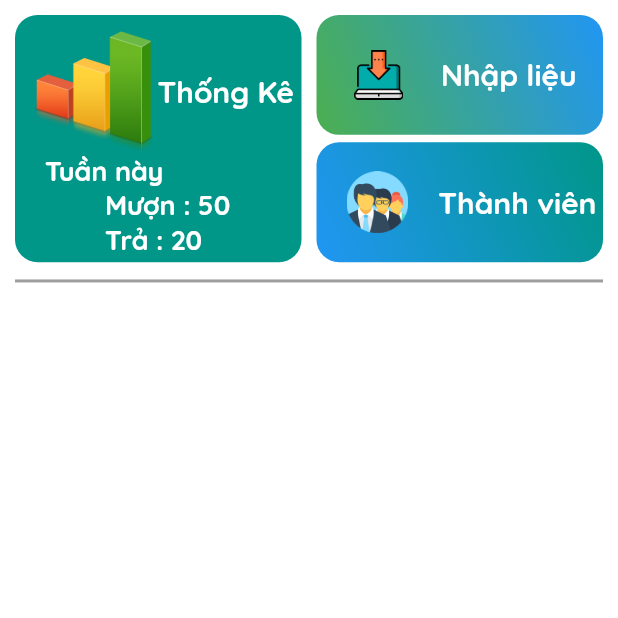
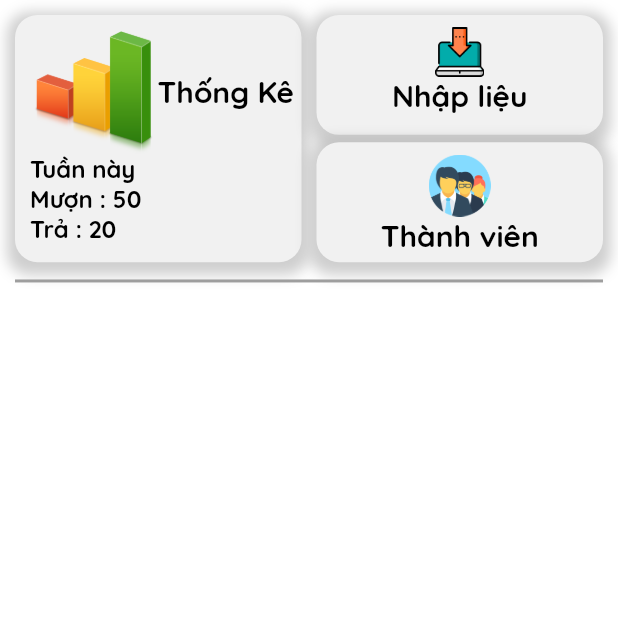
Before and after one commit to haongo00/AppTV, a Flutter app: the Library screen opened directly, on a phone screen of 412 x 824 dp, the top half of it. Run offline on Flutter 3.47's test engine with Material 2 defaults, Android fonts, the phone set to English and light mode, and no system bars; our stand-ins replace bloc, dio, equatable, flutter_bloc, flutter_form_builder, flutter_modular and 2 more; missing offline and left inert: multi_image_picker; accounts and stored records are empty; generated files the repository leaves out were written again; network calls fail; statements that could not run were skipped.

```diff
--- a/lib/app/components/date/date.component.dart
+++ b/lib/app/components/date/date.component.dart
@@ -1,8 +1,5 @@
 import 'package:flutter/material.dart';
 
 String dateFormat(String date) {
-  return (date == "") ? "" : "${DateTime.parse(date).day} - ${DateTime.parse
-    (date)
-      .month}"
-      " - ${DateTime.parse(date).year}";
+  return (date == "") ? "" : "${DateTime.parse(date).day} - ${DateTime.parse(date).month} - ${DateTime.parse(date).year}";
 }
--- a/lib/app/home/customer/customer.view.dart
+++ b/lib/app/home/customer/customer.view.dart
@@ -70,10 +70,8 @@ class _CustomerState extends State<Customer> {
                   children: [
                     _info(_userInfo?.role?.name ?? "", Icon(Icons.workspaces_filled, color: Colors.redAccent, size: 30)),
                     _info(_userInfo?.department?.name ?? "", Icon(Icons.work_outlined, color: Colors.teal, size: 30)),
-                    _info(_userInfo?.genCode ?? "" , Icon(Icons
-                        .view_agenda_sharp, color: Colors.orange, size: 30)),
-                     _info(dateFormat(_userInfo?.born ?? ""), Icon(Icons
-                         .calendar_today_sharp, color: Colors.blue, size: 30)),
+                    _info(_userInfo?.genCode ?? "" , Icon(Icons.view_agenda_sharp, color: Colors.orange, size: 30)),
+                    _info(dateFormat(_userInfo?.born ?? ""), Icon(Icons.calendar_today_sharp, color: Colors.blue, size: 30)),
                   ],
                 ),
               ),
--- a/lib/app/home/home-page/post/post.cubit.dart
+++ b/lib/app/home/home-page/post/post.cubit.dart
@@ -13,7 +13,7 @@ class PostCubit extends Cubit<PostState> {
     loadData();
   }
 
-  List<Post> listPost;
+  List<Post> listPost = [];
 
   Future<void> loadData() async {
     Map<String, dynamic> params = {
--- a/lib/app/home/library/library.view.dart
+++ b/lib/app/home/library/library.view.dart
@@ -25,10 +25,14 @@ class _LibraryState extends State<Library> {
                     width: SizeConfig.blockSizeHorizontal * 20,
                     height: SizeConfig.blockSizeVertical * 20,
                     padding: EdgeInsets.only(left: 10.0, top: 10.0),
-                    decoration: BoxDecoration(
-                      borderRadius: BorderRadius.circular(15.0),
-                      color: Colors.teal
-                    ),
+                    decoration: BoxDecoration(boxShadow: [
+                      BoxShadow(
+                        color: Colors.grey.withOpacity(0.5),
+                        spreadRadius: 5,
+                        blurRadius: 7,
+                        offset: Offset(0, 3), // changes position of shadow
+                      )
+                    ], borderRadius: BorderRadius.circular(15.0), color: Color(0xFFF1F1F1)),
                     child: thongKe(),
                   ),
                 ),
@@ -50,14 +54,21 @@ class _LibraryState extends State<Library> {
                               height: SizeConfig.blockSizeVertical * 20,
                               alignment: Alignment.center,
                               decoration: BoxDecoration(
-                                  borderRadius: BorderRadius.circular(15.0),
-                                  gradient: LinearGradient(
-                                      begin: Alignment.topRight,
-                                      end: Alignment.bottomLeft,
-                                      colors: [Colors.blue, Colors.green])),
-                              child: Row(
+                                borderRadius: BorderRadius.circular(15.0),
+                                color: Color(0xFFF1F1F1),
+                                boxShadow: [
+                                  BoxShadow(
+                                    color: Colors.grey.withOpacity(0.5),
+                                    spreadRadius: 5,
+                                    blurRadius: 7,
+                                    offset: Offset(0, 3), // changes position of shadow
+                                  )
+                                ],
+                              ),
+                              child: Column(
                                 crossAxisAlignment: CrossAxisAlignment.center,
                                 children: [
+                                  SizedBox(height: SizeConfig.blockSizeVertical*1),
                                   Container(
                                       margin: EdgeInsets.symmetric(horizontal: 25),
                                       child: Image.asset(
@@ -66,7 +77,8 @@ class _LibraryState extends State<Library> {
                                       )),
                                   Expanded(
                                     child: Text("Nhập liệu",
-                                        style: TextStyle(color: Colors.white, fontSize: 20, fontWeight: FontWeight.bold)),
+                                        style:
+                                            TextStyle(color: Colors.black, fontSize: 20, fontWeight: FontWeight.bold)),
                                   ),
                                 ],
                               ),
@@ -85,13 +97,20 @@ class _LibraryState extends State<Library> {
                               height: SizeConfig.blockSizeVertical * 20,
                               alignment: Alignment.center,
                               decoration: BoxDecoration(
-                                  borderRadius: BorderRadius.circular(15.0),
-                                  gradient: LinearGradient(
-                                      begin: Alignment.topRight,
-                                      end: Alignment.bottomLeft,
-                                      colors: [Colors.teal, Colors.blue])),
-                              child: Row(
+                                borderRadius: BorderRadius.circular(15.0),
+                                boxShadow: [
+                                  BoxShadow(
+                                    color: Colors.grey.withOpacity(0.5),
+                                    spreadRadius: 5,
+                                    blurRadius: 7,
+                                    offset: Offset(0, 3), // changes position of shadow
+                                  )
+                                ],
+                                color: Color(0xFFF1F1F1)
+                              ),
+                              child: Column(
                                 children: [
+                                  SizedBox(height: SizeConfig.blockSizeVertical*1),
                                   Container(
                                       margin: EdgeInsets.symmetric(horizontal: 20),
                                       child: Image.asset(
@@ -100,7 +119,8 @@ class _LibraryState extends State<Library> {
                                       )),
                                   Expanded(
                                     child: Text("Thành viên",
-                                        style: TextStyle(color: Colors.white, fontSize: 20, fontWeight: FontWeight.bold)),
+                                        style:
+                                            TextStyle(color: Colors.black, fontSize: 20, fontWeight: FontWeight.bold)),
                                   ),
                                 ],
                               ),
@@ -137,22 +157,13 @@ class _LibraryState extends State<Library> {
               child: Container(
                   child: Image.asset('assets/library/thongke.png', height: SizeConfig.blockSizeVertical * 10)),
             ),
-            Text("Thống Kê", style: TextStyle(color: Colors.white, fontSize: 20, fontWeight: FontWeight.bold)),
+            Text("Thống Kê", style: TextStyle(color: Colors.black, fontSize: 20, fontWeight: FontWeight.bold)),
             SizedBox(width: 5.0),
           ],
         ),
-        Padding(
-          padding: const EdgeInsets.only(left: 10.0),
-          child: Text("Tuần này  ", style: TextStyle(color: Colors.white, fontSize: 18, fontWeight: FontWeight.bold)),
-        ),
-        Padding(
-          padding: const EdgeInsets.only(left: 50.0),
-          child: Text("Mượn : 50", style: TextStyle(color: Colors.white, fontSize: 18, fontWeight: FontWeight.bold)),
-        ),
-        Padding(
-          padding: const EdgeInsets.only(left: 50.0),
-          child: Text("Trả : 20", style: TextStyle(color: Colors.white, fontSize: 18, fontWeight: FontWeight.bold)),
-        ),
+        Text("Tuần này  ", style: TextStyle(color: Colors.black, fontSize: 16, fontWeight: FontWeight.bold)),
+        Text("Mượn : 50", style: TextStyle(color: Colors.black, fontSize: 16, fontWeight: FontWeight.bold)),
+        Text("Trả : 20", style: TextStyle(color: Colors.black, fontSize: 16, fontWeight: FontWeight.bold)),
       ],
     );
   }
--- a/lib/repositories/library/library.repositories.dart
+++ b/lib/repositories/library/library.repositories.dart
@@ -8,14 +8,12 @@ import 'package:fluttertoast/fluttertoast.dart';
 class LibraryRepository {
   Future<ListBook> fetchListBook(Map<String, dynamic> params) async {
     final response = await LibraryService.getListBook(params);
-    print(response);
     return (response.statusCode == 200)
         ? ListBook.fromJson(response.data as Map<String, dynamic>)
         : throw NetworkException;
   }
   Future<ListMember> fetchListMember(Map<String, dynamic> params) async {
     final response = await LibraryService.getListMember(params);
-    print(response);
     return (response.statusCode == 200)
         ? ListMember.fromJson(response.data as Map<String, dynamic>)
         : throw NetworkException;
```
Also changed, not shown: lib/app/components/custom-appbar/static-appbar.component.dart (+10 -10 lines), lib/app/home/library/member/member-info/member-info.view.dart (+85 -59 lines), lib/app/home/library/member/member.view.dart (+3 -15 lines), lib/app/home/library/member/new-member/new-member.view.dart (+2 -6 lines), lib/app/home/library/nhap-lieu/sach/book-info/book-info.view.dart (+7 -14 lines), lib/app/home/library/nhap-lieu/sach/new-book/new-book.view.dart (+2 -6 lines), lib/app/home/search/borrow-give/borrow-book.view.dart (+4 -9 lines), lib/app/home/search/borrow-give/give-book.view.dart (+2 -6 lines), lib/app/information/pass.view.dart (+2 -6 lines), lib/app/pass-word/reset-pass.view.dart (+2 -6 lines), 5 other files.
